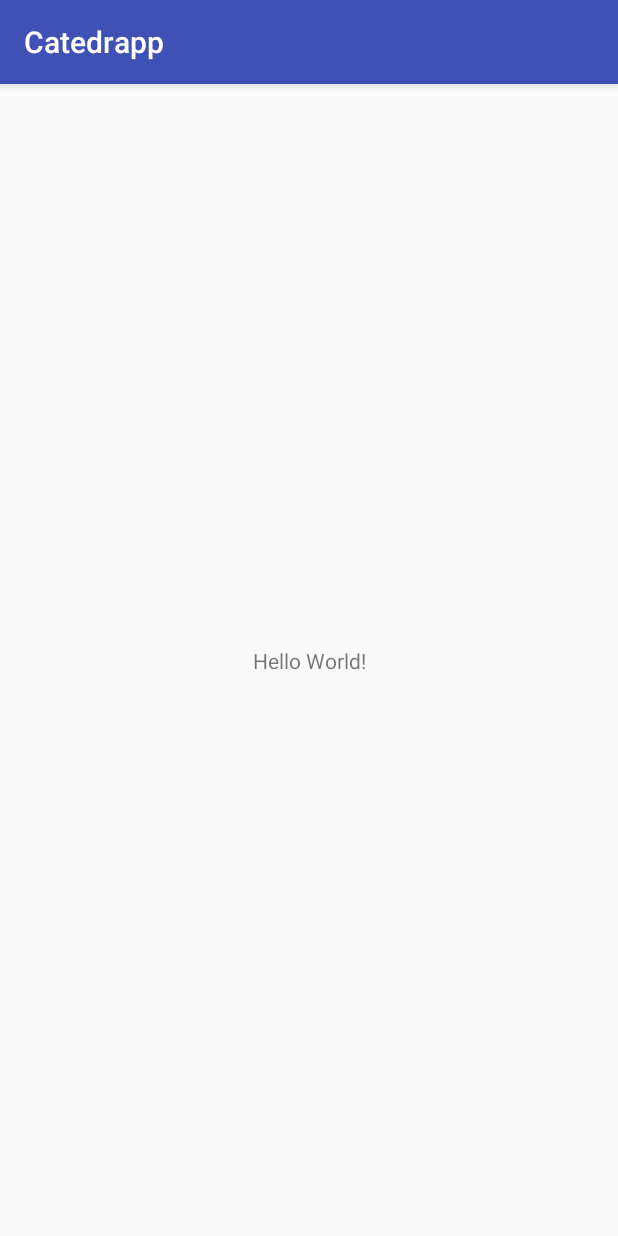
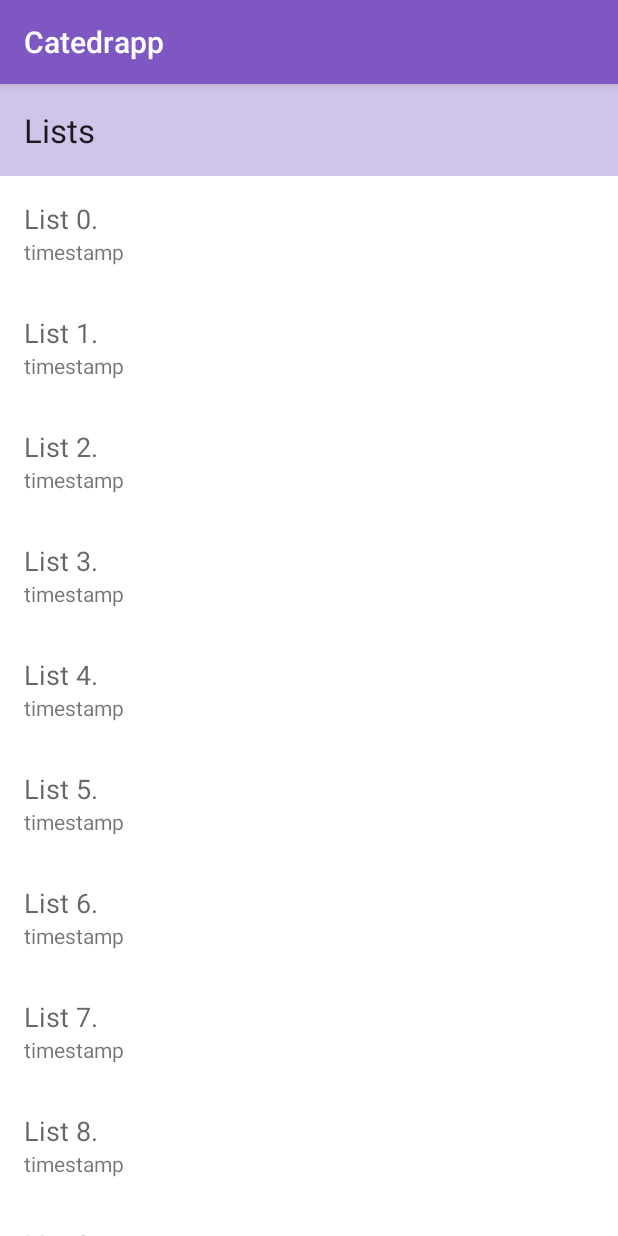
Before and after one commit to Marvalero/catedrak, an Android app: the screen it shows after launch (MainActivity), on a phone screen of 412 x 824 dp. Run offline under Robolectric (Android 15) with nearby library versions, the phone set to English and light mode, and no system bars.

Commit message:
Adding MainActivity and ListsReciclerView

```diff
--- a/Catedrapp/app/build.gradle
+++ b/Catedrapp/app/build.gradle
@@ -25,4 +25,5 @@ dependencies {
     testImplementation 'junit:junit:4.12'
     androidTestImplementation 'com.android.support.test:runner:1.0.1'
     androidTestImplementation 'com.android.support.test.espresso:espresso-core:3.0.1'
+    compile 'com.android.support:recyclerview-v7:26.1.0'
 }
--- a/Catedrapp/app/src/main/AndroidManifest.xml
+++ b/Catedrapp/app/src/main/AndroidManifest.xml
@@ -16,6 +16,7 @@
                 <category android:name="android.intent.category.LAUNCHER" />
             </intent-filter>
         </activity>
+        <activity android:name=".ListActivity"></activity>
     </application>
 
 </manifest>
--- /dev/null
+++ b/Catedrapp/app/src/main/java/com/valero/catedrak/catedrapp/ListActivity.java
@@ -0,0 +1,13 @@
+package com.valero.catedrak.catedrapp;
+
+import android.support.v7.app.AppCompatActivity;
+import android.os.Bundle;
+
+public class ListActivity extends AppCompatActivity {
+
+    @Override
+    protected void onCreate(Bundle savedInstanceState) {
+        super.onCreate(savedInstanceState);
+        setContentView(R.layout.activity_list);
+    }
+}
--- /dev/null
+++ b/Catedrapp/app/src/main/java/com/valero/catedrak/catedrapp/ListRecyclerAdapter.java
@@ -0,0 +1,65 @@
+package com.valero.catedrak.catedrapp;
+
+import android.content.Context;
+import android.content.Intent;
+import android.support.v7.widget.RecyclerView;
+import android.util.Log;
+import android.view.LayoutInflater;
+import android.view.View;
+import android.view.ViewGroup;
+import android.widget.TextView;
+import android.widget.Toast;
+
+import com.valero.catedrak.catedrapp.models.List;
+
+import java.util.ArrayList;
+
+/**
+ * Created by valero on 27/11/2017.
+ */
+
+public class ListRecyclerAdapter extends RecyclerView.Adapter<ListRecyclerAdapter.ListViewHolder> {
+
+    public ListRecyclerAdapter() {
+    }
+
+    @Override
+    public ListViewHolder onCreateViewHolder(ViewGroup parent, int position) {
+        Log.i("Adapter", "onCreateViewHolder");
+        Context context = parent.getContext();
+        LayoutInflater inflater = LayoutInflater.from(context);
+        View view = inflater.inflate(R.layout.list_rv_item, parent, false);
+        ListViewHolder listViewHolder = new ListViewHolder(view);
+        return listViewHolder;
+    }
+
+    @Override
+    public void onBindViewHolder(ListViewHolder holder, int position) {
+        holder.nameTextView.setText("List " + position + ".");
+        holder.timestampTextView.setText("timestamp");
+    }
+
+    @Override
+    public int getItemCount() {
+        return 10;
+    }
+
+    public class ListViewHolder extends RecyclerView.ViewHolder implements View.OnClickListener {
+        public TextView nameTextView;
+        public TextView timestampTextView;
+
+        public ListViewHolder(View itemView) {
+            super(itemView);
+            nameTextView = (TextView) itemView.findViewById(R.id.lisit_tv_name);
+            timestampTextView = (TextView) itemView.findViewById(R.id.lisit_tv_timestamp);
+            itemView.setOnClickListener(this);
+        }
+
+        @Override
+        public void onClick(View view) {
+            Context context = view.getContext();
+            Intent startSettingsActivity = new Intent(context, ListActivity.class);
+            context.startActivity(startSettingsActivity);
+        }
+    }
+}
--- a/Catedrapp/app/src/main/java/com/valero/catedrak/catedrapp/MainActivity.java
+++ b/Catedrapp/app/src/main/java/com/valero/catedrak/catedrapp/MainActivity.java
@@ -2,12 +2,28 @@ package com.valero.catedrak.catedrapp;
 
 import android.support.v7.app.AppCompatActivity;
 import android.os.Bundle;
+import android.support.v7.widget.LinearLayoutManager;
+import android.support.v7.widget.RecyclerView;
+import android.util.Log;
+
+import java.util.ArrayList;
 
 public class MainActivity extends AppCompatActivity {
+    private ListRecyclerAdapter mAdapter;
+    private RecyclerView mListRecyclerView;
 
     @Override
     protected void onCreate(Bundle savedInstanceState) {
         super.onCreate(savedInstanceState);
         setContentView(R.layout.activity_main);
+
+        mListRecyclerView = (RecyclerView) findViewById(R.id.main_rv_lists);
+
+        LinearLayoutManager linearLayoutManager = new LinearLayoutManager(this);
+        linearLayoutManager.setOrientation(LinearLayoutManager.VERTICAL);
+        mListRecyclerView.setLayoutManager(linearLayoutManager);
+
+        mAdapter = new ListRecyclerAdapter();
+        mListRecyclerView.setAdapter(mAdapter);
     }
 }
--- /dev/null
+++ b/Catedrapp/app/src/main/java/com/valero/catedrak/catedrapp/models/List.java
@@ -0,0 +1,12 @@
+package com.valero.catedrak.catedrapp.models;
+
+import java.sql.Timestamp;
+
+/**
+ * Created by valero on 27/11/2017.
+ */
+
+public class List {
+    public String name;
+    public Timestamp timestamp;
+}
--- /dev/null
+++ b/Catedrapp/app/src/main/res/layout/activity_list.xml
@@ -0,0 +1,9 @@
+<?xml version="1.0" encoding="utf-8"?>
+<android.support.constraint.ConstraintLayout xmlns:android="http://schemas.android.com/apk/res/android"
+    xmlns:app="http://schemas.android.com/apk/res-auto"
+    xmlns:tools="http://schemas.android.com/tools"
+    android:layout_width="match_parent"
+    android:layout_height="match_parent"
+    tools:context="com.valero.catedrak.catedrapp.ListActivity">
+
+</android.support.constraint.ConstraintLayout>
--- a/Catedrapp/app/src/main/res/layout/activity_main.xml
+++ b/Catedrapp/app/src/main/res/layout/activity_main.xml
@@ -1,18 +1,29 @@
 <?xml version="1.0" encoding="utf-8"?>
-<android.support.constraint.ConstraintLayout xmlns:android="http://schemas.android.com/apk/res/android"
+<LinearLayout xmlns:android="http://schemas.android.com/apk/res/android"
     xmlns:app="http://schemas.android.com/apk/res-auto"
     xmlns:tools="http://schemas.android.com/tools"
     android:layout_width="match_parent"
     android:layout_height="match_parent"
+    android:background="@color/appBackground"
+    android:orientation="vertical"
     tools:context="com.valero.catedrak.catedrapp.MainActivity">
 
-    <TextView
-        android:layout_width="wrap_content"
+    <LinearLayout
+        android:layout_width="match_parent"
         android:layout_height="wrap_content"
-        android:text="Hello World!"
-        app:layout_constraintBottom_toBottomOf="parent"
-        app:layout_constraintLeft_toLeftOf="parent"
-        app:layout_constraintRight_toRightOf="parent"
-        app:layout_constraintTop_toTopOf="parent" />
+        android:background="@color/colorPrimaryLight">
 
-</android.support.constraint.ConstraintLayout>
+        <TextView
+            android:layout_width="wrap_content"
+            android:layout_height="wrap_content"
+            android:padding="16dp"
+            android:text="@string/lit_lists"
+            android:textAppearance="@style/TextAppearance.AppCompat.Large" />
+    </LinearLayout>
+
+    <android.support.v7.widget.RecyclerView
+        android:id="@+id/main_rv_lists"
+        android:layout_width="match_parent"
+        android:layout_height="match_parent" />
+
+</LinearLayout>
--- /dev/null
+++ b/Catedrapp/app/src/main/res/layout/list_rv_item.xml
@@ -0,0 +1,23 @@
+<?xml version="1.0" encoding="utf-8"?>
+<LinearLayout xmlns:android="http://schemas.android.com/apk/res/android"
+    android:layout_width="match_parent"
+    android:layout_height="wrap_content"
+    android:background="@color/itemView"
+    android:gravity="center_vertical"
+    android:orientation="vertical"
+    android:padding="16dp">
+
+    <TextView
+        android:id="@+id/lisit_tv_name"
+        android:layout_width="match_parent"
+        android:layout_height="wrap_content"
+        android:text="ListItemName"
+        android:textAppearance="@style/TextAppearance.AppCompat.Medium" />
+
+    <TextView
+        android:id="@+id/lisit_tv_timestamp"
+        android:layout_width="match_parent"
+        android:layout_height="wrap_content"
+        android:text="ListItemTimestamp"
+        android:textAppearance="@style/TextAppearance.AppCompat.Small" />
+</LinearLayout>
--- a/Catedrapp/app/src/main/res/values/colors.xml
+++ b/Catedrapp/app/src/main/res/values/colors.xml
@@ -1,6 +1,10 @@
 <?xml version="1.0" encoding="utf-8"?>
 <resources>
-    <color name="colorPrimary">#3F51B5</color>
-    <color name="colorPrimaryDark">#303F9F</color>
-    <color name="colorAccent">#FF4081</color>
+    <color name="colorPrimary">#7E57C2</color>
+    <color name="colorPrimaryDark">#512DA8</color>
+    <color name="colorPrimaryLight">#D1C4E9</color>
+    <color name="colorAccent">#FBC02D</color>
+    <color name="appBackground">#E0E0E0</color>
+
+    <color name="itemView">#FFFFFF</color>
 </resources>
--- a/Catedrapp/app/src/main/res/values/strings.xml
+++ b/Catedrapp/app/src/main/res/values/strings.xml
@@ -1,3 +1,7 @@
 <resources>
     <string name="app_name">Catedrapp</string>
+
+    <!--Literals-->
+    <string name="lit_lists">Lists</string>
+
 </resources>
```
